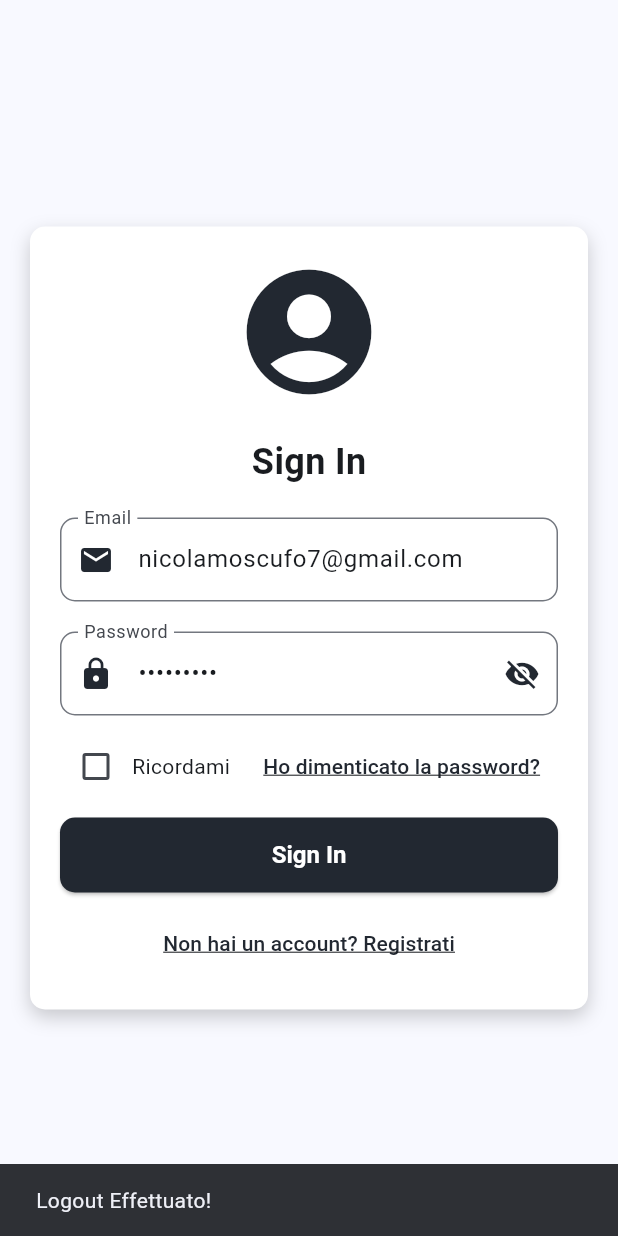
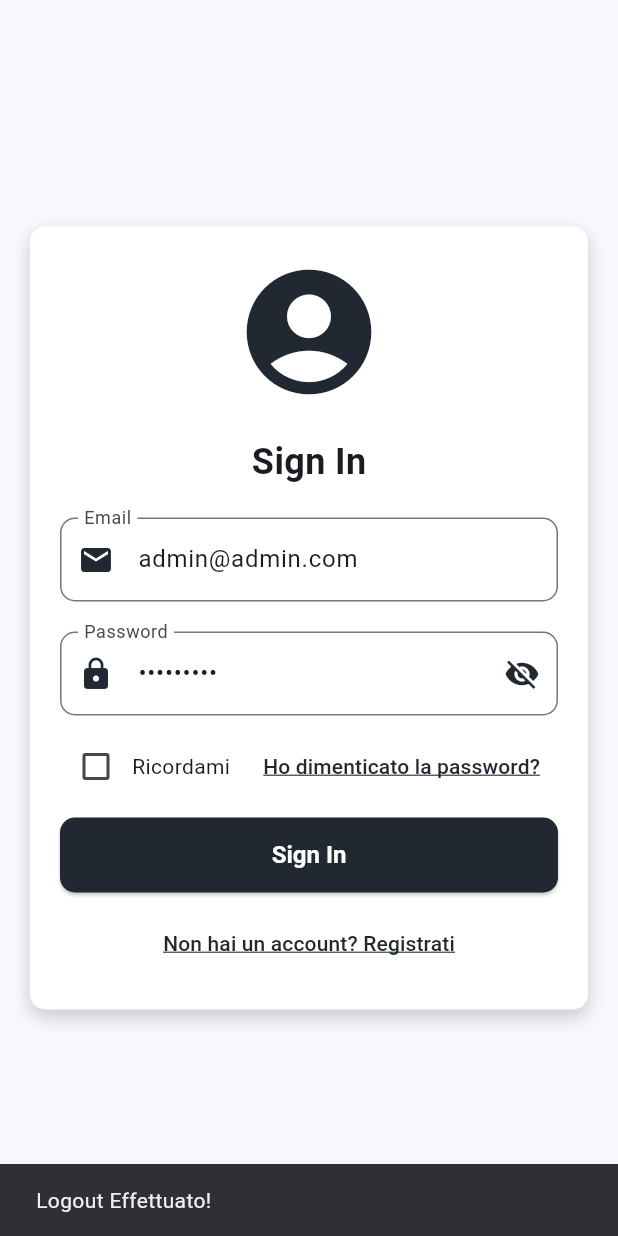
Before and after one commit to screamkface/MatchDay, a Flutter app: the AdminSettings screen opened directly, after a tap on "Logout", on a phone screen of 412 x 824 dp. Run offline on Flutter 3.47's test engine with Material 3 defaults, Android fonts, the phone set to English and light mode, and no system bars; our stand-ins replace cloud_firestore, firebase_auth, firebase_core, google_nav_bar, line_icons, table_calendar; accounts and stored records are empty.

Commit message:
aggiornamento 2

```diff
--- a/lib/Admin/campoSelected.dart
+++ b/lib/Admin/campoSelected.dart
@@ -6,6 +6,7 @@ import 'package:match_day/Admin/admin_home.dart';
 import 'package:match_day/Models/campo.dart';
 import 'package:match_day/Models/slot.dart';
 import 'package:match_day/Providers/slotProvider.dart';
+import 'package:match_day/components/adminNavbar.dart';
 import 'package:table_calendar/table_calendar.dart';
 
 class CampoCalendar extends StatefulWidget {
--- a/lib/Admin/settings.dart
+++ b/lib/Admin/settings.dart
@@ -16,9 +16,9 @@ class _AdminSettingsState extends State<AdminSettings> {
     try {
       await FirebaseAuth.instance.signOut();
       Navigator.of(context).pushReplacement(MaterialPageRoute(
-        builder: (context) => const Login(),
+        builder: (context) => Login(),
       ));
-      ScaffoldMessenger.of(context).showSnackBar(const SnackBar(
+      ScaffoldMessenger.of(context).showSnackBar(SnackBar(
         content: Text("Logout Effettuato!"),
       ));
     } catch (e) {
--- a/lib/Screens/login.dart
+++ b/lib/Screens/login.dart
@@ -15,7 +15,7 @@ class Login extends StatefulWidget {
 
 class _LoginState extends State<Login> {
   final TextEditingController _emailController =
-      TextEditingController(text: "nicolamoscufo7@gmail.com");
+      TextEditingController(text: "admin@admin.com");
   final TextEditingController _passwordController =
       TextEditingController(text: "prova123!");
   final GlobalKey<FormState> _formKey = GlobalKey<FormState>();
```
